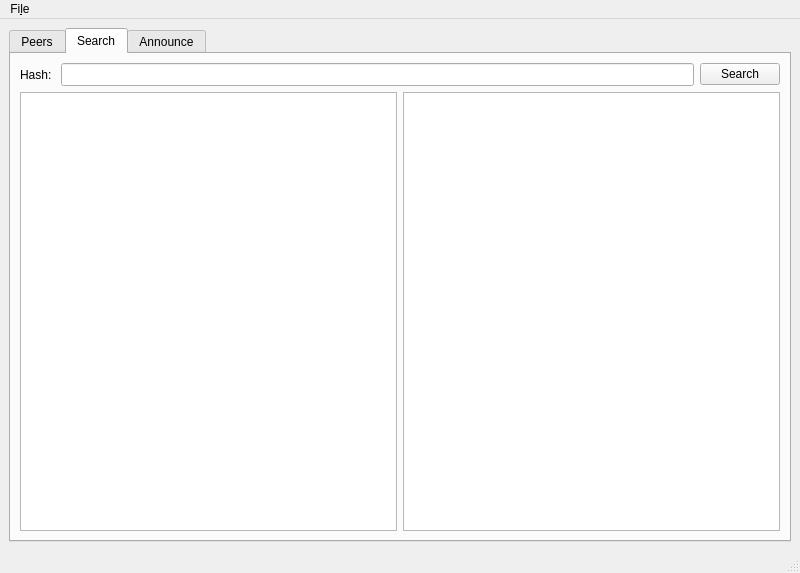
Above: src/mainwindow.ui from alexf91/dht-explorer before the change. Below: the same form after it.
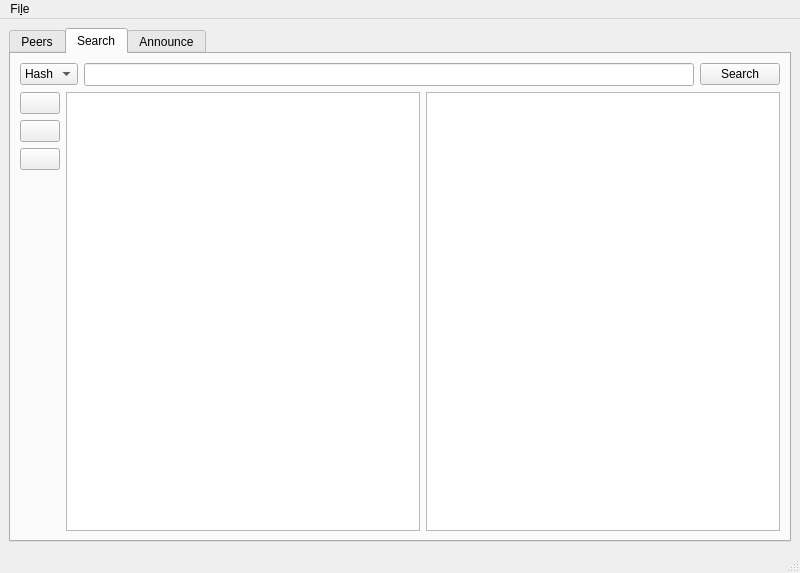
That is the form after the change. Icons and pictures are not drawn.

The edit to the form file:
```diff
--- a/src/mainwindow.ui
+++ b/src/mainwindow.ui
@@ -41,28 +41,6 @@
         <string>Search</string>
        </attribute>
        <layout class="QGridLayout" name="gridLayout_2">
-        <item row="1" column="0" rowspan="2" colspan="3">
-         <layout class="QHBoxLayout" name="resultLayout">
-          <item>
-           <widget class="QListWidget" name="searchList">
-            <property name="font">
-             <font>
-              <family>Bitstream Vera Sans Mono</family>
-             </font>
-            </property>
-           </widget>
-          </item>
-          <item>
-           <widget class="QTextEdit" name="searchResults">
-            <property name="font">
-             <font>
-              <family>Bitstream Vera Sans Mono</family>
-             </font>
-            </property>
-           </widget>
-          </item>
-         </layout>
-        </item>
         <item row="0" column="2">
          <widget class="QPushButton" name="searchButton">
           <property name="text">
@@ -82,11 +60,85 @@
           </property>
          </widget>
         </item>
+        <item row="1" column="0" rowspan="2" colspan="3">
+         <layout class="QHBoxLayout" name="resultLayout">
+          <item>
+           <layout class="QVBoxLayout" name="controlLayout">
+            <item>
+             <widget class="QPushButton" name="refreshButton">
+              <property name="toolTip">
+               <string>Refresh results</string>
+              </property>
+              <property name="text">
+               <string/>
+              </property>
+              <property name="icon">
+               <iconset theme=":/icons/refresh.svg"/>
+              </property>
+             </widget>
+            </item>
+            <item>
+             <widget class="QPushButton" name="clearButton">
+              <property name="toolTip">
+               <string>Delete selected search results</string>
+              </property>
+              <property name="text">
+               <string/>
+              </property>
+              <property name="icon">
+               <iconset theme=":/icons/clear.svg"/>
+              </property>
+             </widget>
+            </item>
+            <item>
+             <widget class="QPushButton" name="copyButton">
+              <property name="toolTip">
+               <string>Copy results to clipboard</string>
+              </property>
+              <property name="text">
+               <string/>
+              </property>
+              <property name="icon">
+               <iconset theme=":/icons/document.svg"/>
+              </property>
+             </widget>
+            </item>
+            <item>
+             <spacer name="verticalSpacer">
+              <property name="orientation">
+               <enum>Qt::Vertical</enum>
+              </property>
+              <property name="sizeHint" stdset="0">
+               <size>
+                <width>20</width>
+                <height>40</height>
+               </size>
+              </property>
+             </spacer>
+            </item>
+           </layout>
+          </item>
+          <item>
+           <widget class="QListWidget" name="searchList">
+            <property name="font">
+             <font>
+              <family>Bitstream Vera Sans Mono</family>
+             </font>
+            </property>
+           </widget>
+          </item>
+          <item>
+           <widget class="QListWidget" name="searchResults"/>
+          </item>
+         </layout>
+        </item>
         <item row="0" column="0">
-         <widget class="QLabel" name="label">
-          <property name="text">
-           <string>Hash: </string>
-          </property>
+         <widget class="QComboBox" name="searchTypeCombo">
+          <item>
+           <property name="text">
+            <string>Hash</string>
+           </property>
+          </item>
          </widget>
         </item>
        </layout>
```
Left out of the diff: 18 changed lines with no effect on the pictures.
